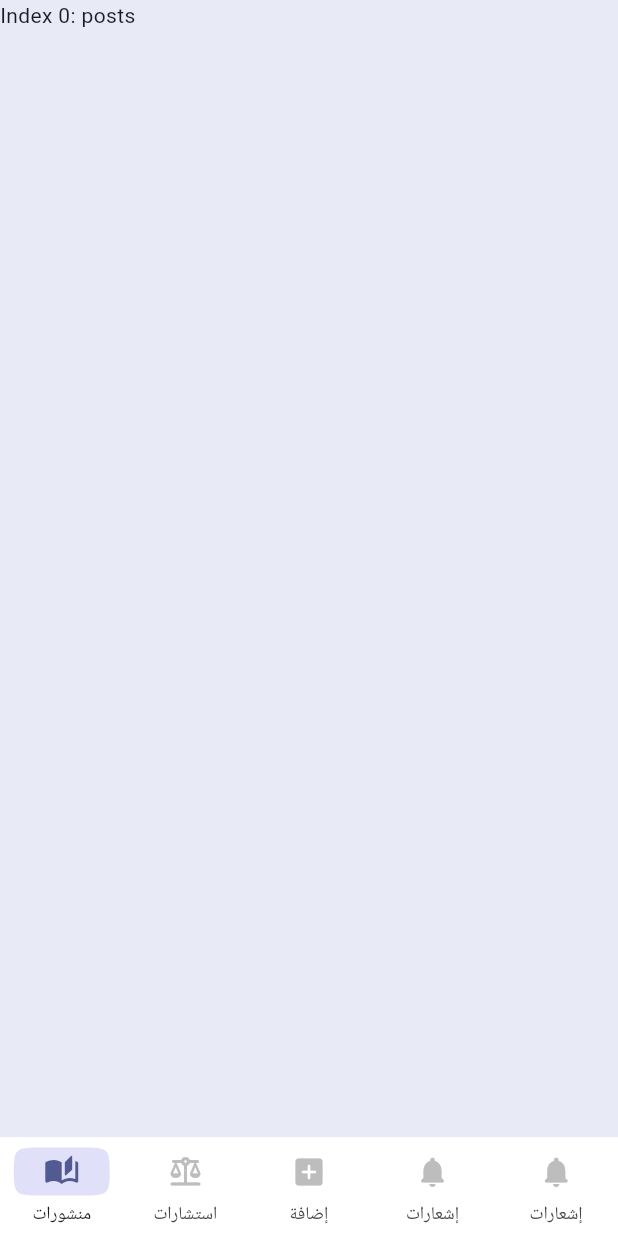
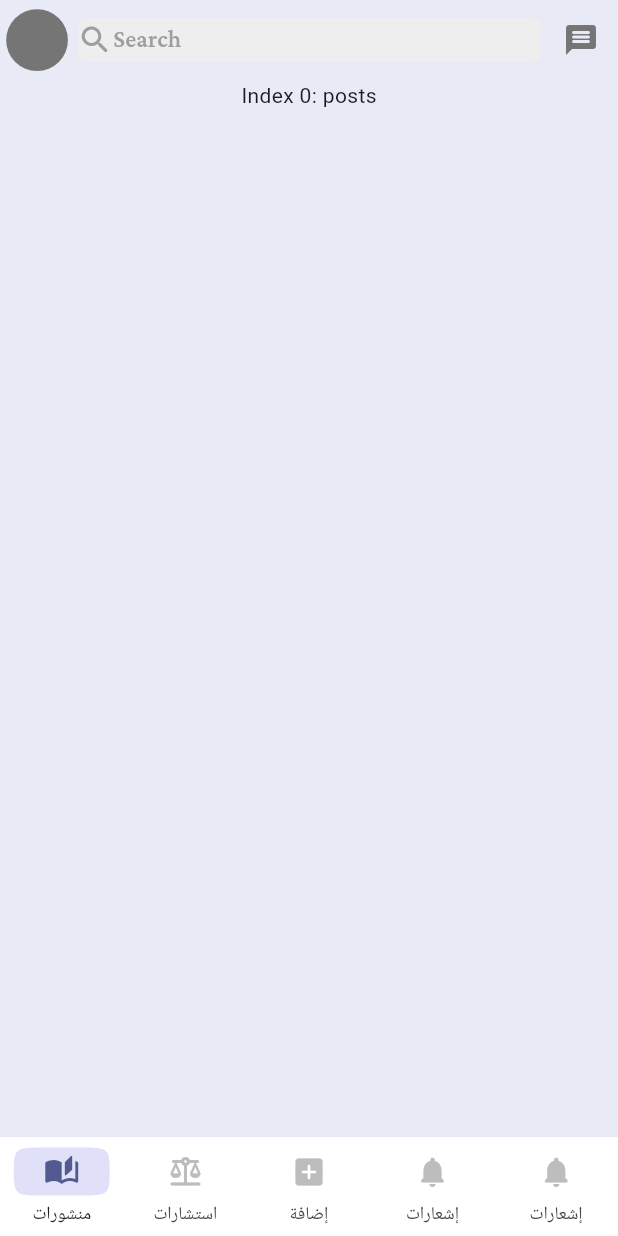
Before and after one commit to RahafNasser99/project-2, a Flutter app: the screen it shows after launch, on a phone screen of 412 x 824 dp. Run offline on Flutter 3.47's test engine with Material 3 defaults, Android fonts, the phone set to English and light mode, and no system bars; our stand-ins replace bloc, dartz, dio, equatable, flutter_bloc, flutter_custom_clippers and 2 more.

Commit message:
home page

```diff
--- a/law_platform_mobile_app/lib/config/theme/app_theme.dart
+++ b/law_platform_mobile_app/lib/config/theme/app_theme.dart
@@ -38,6 +38,9 @@ class AppTheme {
         fontSize: 20,
       ),
     ),
+    // iconTheme: const IconThemeData(
+    //   color: Colors.grey,
+    // ),
   );
 }
 
--- a/law_platform_mobile_app/lib/home_page.dart
+++ b/law_platform_mobile_app/lib/home_page.dart
@@ -32,6 +32,9 @@ class _HomePageState extends State<HomePage> {
 
   @override
   Widget build(BuildContext context) {
+    final height = MediaQuery.of(context).size.height;
+    final width = MediaQuery.of(context).size.width;
+    final statusBarHeight = MediaQuery.of(context).viewPadding.top;
     Widget navigationDestination(String label, IconData icon) {
       return NavigationDestination(
         icon: Icon(
@@ -46,7 +49,6 @@ class _HomePageState extends State<HomePage> {
       );
     }
 
-    final height = MediaQuery.of(context).size.height;
     return Scaffold(
       bottomNavigationBar: Container(
         decoration: BoxDecoration(
@@ -76,8 +78,63 @@ class _HomePageState extends State<HomePage> {
           onDestinationSelected: _onItemTapped,
         ),
       ),
-      body: Container(
-        child: _pages.elementAt(_selectedIndex),
+      body: Padding(
+        padding: EdgeInsets.only(top: statusBarHeight),
+        child: Column(
+          children: <Widget>[
+            Container(
+              margin: const EdgeInsets.all(2.0),
+              height: height * 0.06,
+              child: Row(
+                mainAxisAlignment: MainAxisAlignment.spaceAround,
+                crossAxisAlignment: CrossAxisAlignment.center,
+                children: <Widget>[
+                  SizedBox(
+                    width: width * 0.1,
+                    child: CircleAvatar(
+                        backgroundColor: Colors.grey[600],
+                        maxRadius: height * 0.03),
+                  ),
+                  GestureDetector(
+                    child: Container(
+                      width: width * 0.75,
+                      margin: const EdgeInsets.symmetric(horizontal: 2.0),
+                      decoration: BoxDecoration(
+                        color: Colors.grey[200],
+                        borderRadius:
+                            const BorderRadius.all(Radius.circular(5.0)),
+                      ),
+                      child: Row(
+                        children: <Widget>[
+                          const Icon(
+                            Icons.search_rounded,
+                            color: Colors.grey,
+                          ),
+                          Text(
+                            'Search',
+                            style: Theme.of(context).textTheme.labelLarge,
+                          )
+                        ],
+                      ),
+                    ),
+                  ),
+                  SizedBox(
+                    width: width * 0.1,
+                    child: IconButton(
+                        onPressed: () {},
+                        icon: Icon(
+                          Icons.message_rounded,
+                          color: Colors.grey[600],
+                        )),
+                  )
+                ],
+              ),
+            ),
+            Container(
+              child: _pages.elementAt(_selectedIndex),
+            ),
+          ],
+        ),
       ),
     );
   }
```
